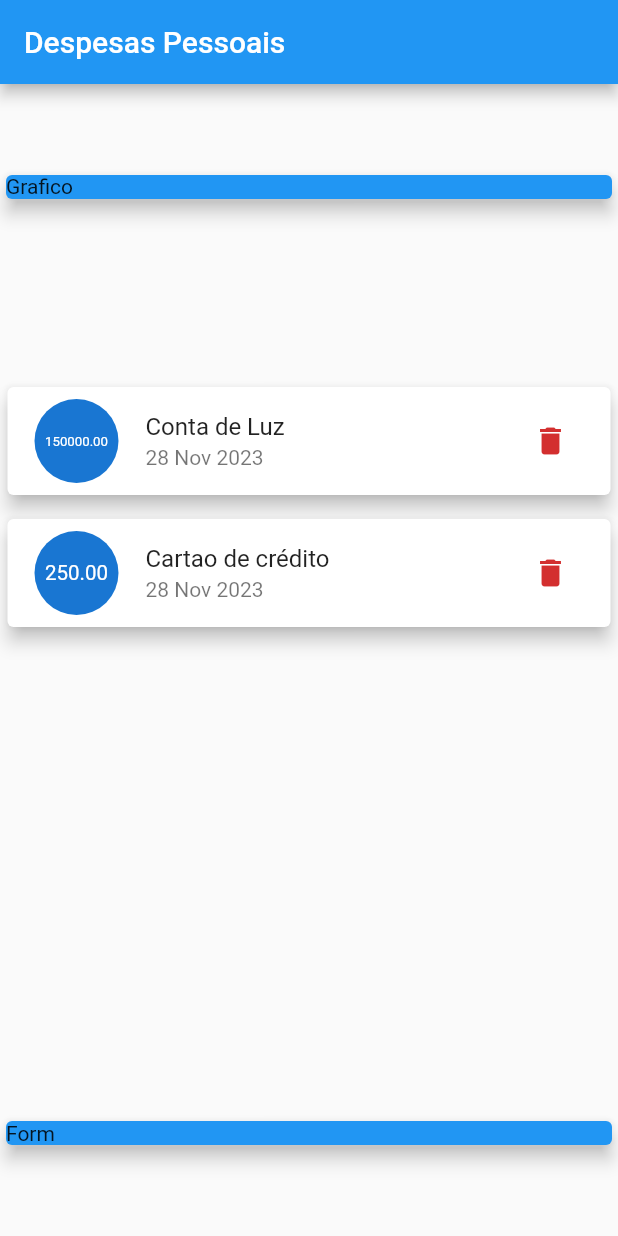
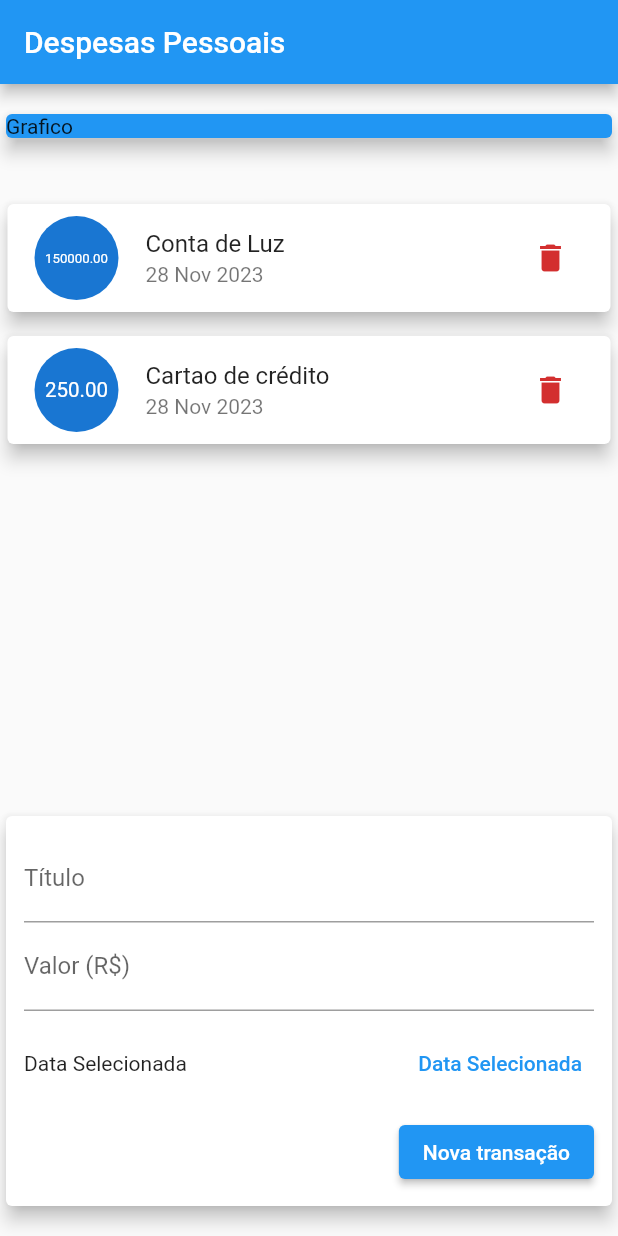
Before and after one commit to ricaciosantanadeAlbuquerque/Depesas-Pessoais, a Flutter app: the screen it shows after launch, on a phone screen of 412 x 824 dp. Run offline on Flutter 3.47's test engine with Material 2 defaults, Android fonts, the phone set to English and light mode, and no system bars.

Commit message:
formulário de cadastro

```diff
--- a/depesas_pessoais/lib/view/home_page.dart
+++ b/depesas_pessoais/lib/view/home_page.dart
@@ -14,6 +14,9 @@ class MyHomePageState extends State<MyHomePage> {
     Transaction(id: Random().nextDouble().toString(), title: 'Conta de Luz', value: 150000, date: DateTime.now()),
     Transaction(id: Random().nextDouble().toString(), title: 'Cartao de crédito', value: 250, date: DateTime.now())
   ];
+
+  final title = TextEditingController();
+  final value = TextEditingController();
 
   @override
   Widget build(BuildContext context) {
@@ -33,10 +36,7 @@ class MyHomePageState extends State<MyHomePage> {
               itemBuilder: (_, index) {
                 final trs = listTransaction[index];
                 return Card(
-                    margin:const EdgeInsets.symmetric(
-                      vertical: 8,
-                      horizontal:5
-                    ),
+                  margin: const EdgeInsets.symmetric(vertical: 8, horizontal: 5),
                   elevation: 5,
                   child: ListTile(
                     leading: CircleAvatar(
@@ -52,9 +52,9 @@ class MyHomePageState extends State<MyHomePage> {
                     ),
                     title: Text(trs.title),
                     subtitle: Text(DateFormat('dd MMM y').format(trs.date)),
-                      trailing:IconButton(
-                        onPressed:(){},
-                        color:Theme.of(context).colorScheme.error,
+                    trailing: IconButton(
+                      onPressed: () {},
+                      color: Theme.of(context).colorScheme.error,
                       icon: const Icon(Icons.delete),
                     ),
                   ),
@@ -62,10 +62,45 @@ class MyHomePageState extends State<MyHomePage> {
               },
             ),
           ),
-          const Card(
+          Card(
             elevation: 5,
-            color: Colors.blue,
-            child: Text('Form'),
+            child: Padding(
+              padding: const EdgeInsets.all(12),
+              child: Column(
+                children: [
+                  TextField(
+                    controller: title,
+                    decoration:const InputDecoration(
+                      labelText: 'Título',
+                    ),
+                  ),
+                  TextField(
+                    controller:value,
+                    decoration:const InputDecoration(
+                      labelText:'Valor (R\$)',
+                    ),
+                  ),
+                  SizedBox(
+                    height: 70,
+                    child: Row(
+                      children: [
+                        const Expanded(child: Text('Data Selecionada')),
+                        TextButton(
+                          onPressed: () {},
+                          child: const Text('Data Selecionada'),
+                        ),
+                      ],
+                    ),
+                  ),
+                  Row(mainAxisAlignment: MainAxisAlignment.end, children: [
+                    ElevatedButton(
+                      onPressed: () {},
+                      child: const Text('Nova transação'),
+                    ),
+                  ]),
+                ],
+              ),
+            ),
           ),
         ],
       ),
```
Lines whose indentation alone changed are shown as unchanged.
